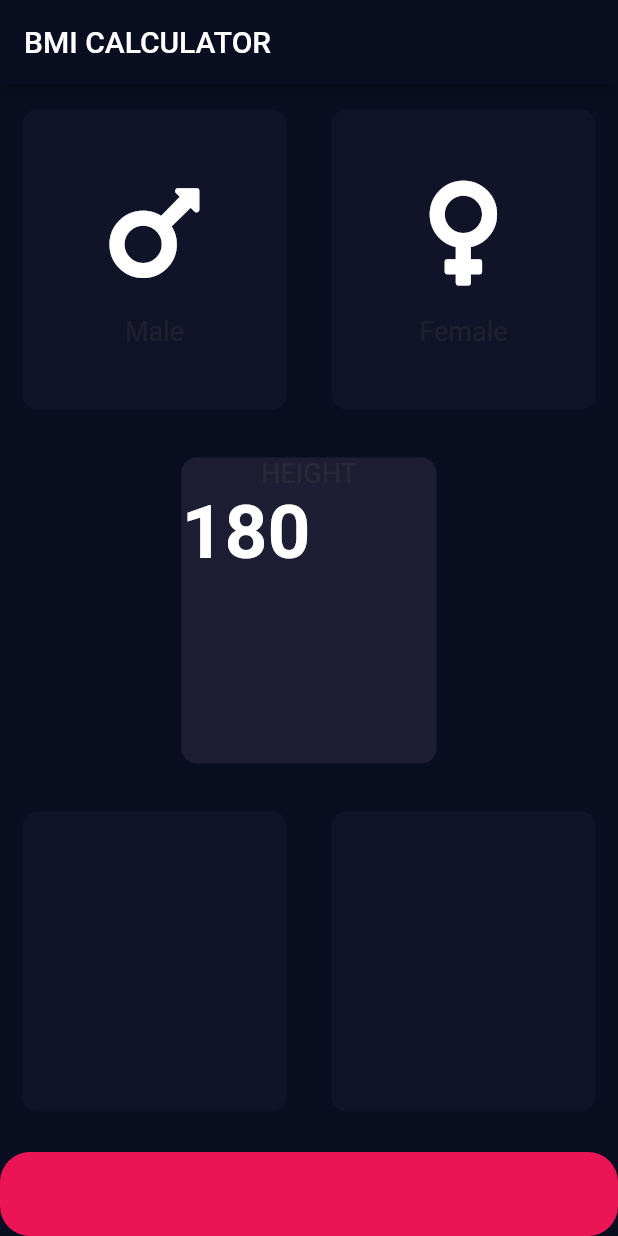
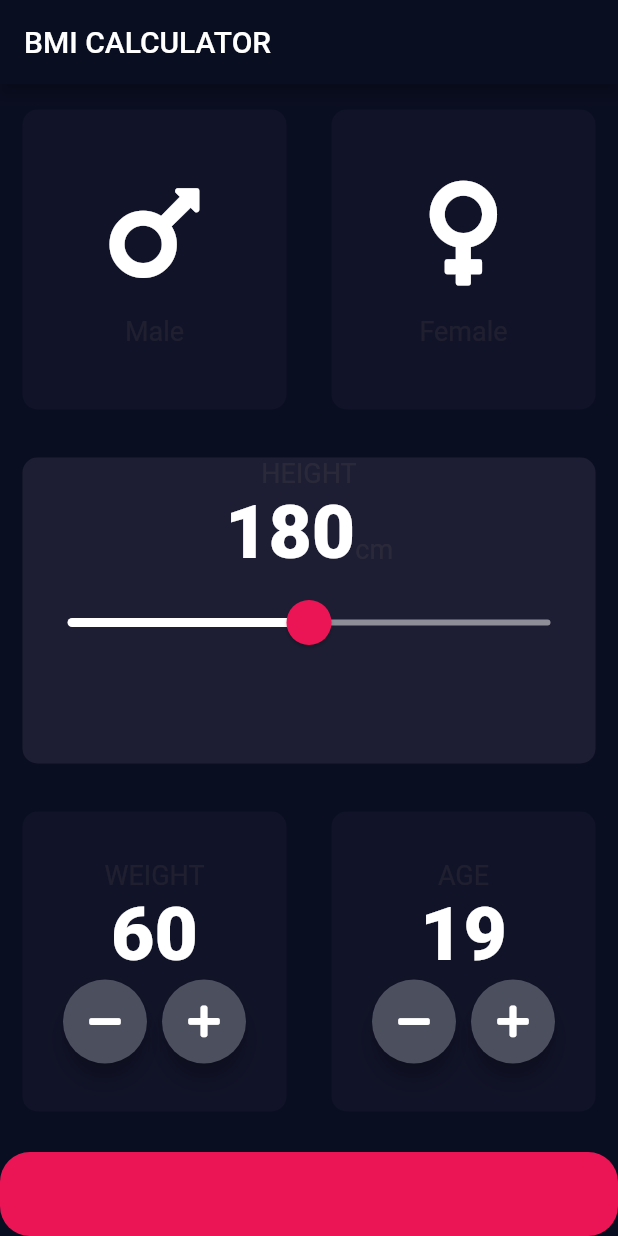
Before and after one commit to srivaayush/FlutterCourseByAngelaAU, a Flutter app: the screen it shows after launch, on a phone screen of 412 x 824 dp. Run offline on Flutter 3.47's test engine with Material 2 defaults, Android fonts, the phone set to English and light mode, and no system bars; our stand-ins replace audioplayers, font_awesome_flutter, rflutter_alert, visibility_detector.

Commit message:
BMI App :Slider complete

```diff
--- a/CourseProjects/bmi_calci/lib/constants.dart
+++ b/CourseProjects/bmi_calci/lib/constants.dart
@@ -1,11 +1,13 @@
 import 'package:flutter/material.dart';
 
-const  klabelStyle=TextStyle(
-          fontSize: 18.0,
-          color: Color(0xFF8de98),
-        );
-
-
+const klabelStyle = TextStyle(
+  fontSize: 18.0,
+  color: Color(0xFF8de98),
+);
+const kNumberTextStyle = TextStyle(
+  fontSize: 50,
+  fontWeight: FontWeight.w900,
+);
 
 const Color kactiveCardColor = Color(0xff1d1e33);
 const Color kinactiveCardColor = Color(0xff111328);
--- a/CourseProjects/bmi_calci/lib/input_page.dart
+++ b/CourseProjects/bmi_calci/lib/input_page.dart
@@ -18,6 +18,9 @@
   Color maleCardColor = kinactiveCardColor;
   Color femaleCardColor = kinactiveCardColor;
   Gender selectedgender;
+  int height = 180;
+  int weight = 60;
+  int age = 19;
 
   @override
   Widget build(BuildContext context) {
@@ -26,6 +29,7 @@
         title: Text('BMI CALCULATOR'),
       ),
       body: Column(
+        crossAxisAlignment: CrossAxisAlignment.stretch,
         children: <Widget>[
           Expanded(
             child: Row(
@@ -66,29 +70,48 @@
               col: kactiveCardColor,
               cardChild: Column(
                 children: <Widget>[
-
-                Text('HEIGHT',
-                style: klabelStyle,),
-
+                  Text(
+                    'HEIGHT',
+                    style: klabelStyle,
+                  ),
                   Row(
+                    mainAxisAlignment: MainAxisAlignment.center,
+                    crossAxisAlignment: CrossAxisAlignment.baseline,
+                    textBaseline: TextBaseline.alphabetic,
                     children: <Widget>[
                       Text(
-                      '180',
-                      style: TextStyle(
-                        fontSize: 50,
-                        fontWeight: FontWeight.bold,
+                        height.toString(),
+                        style: kNumberTextStyle,
                       ),
-
+                      Text(
+                        'cm',
+                        style: klabelStyle,
                       ),
                     ],
-                )
-
-
-
-
+                  ),
+                  SliderTheme(
+                    data: SliderTheme.of(context).copyWith(
+                      inactiveTrackColor: Color(0xff8d8e98),
+                      activeTrackColor: Colors.white,
+                      thumbShape:
+                          RoundSliderThumbShape(enabledThumbRadius: 15.0),
+                      thumbColor: Color(0xffeb1555),
+                      overlayColor: Color(0x29eb1555),
+                      overlayShape: RoundSliderOverlayShape(overlayRadius: 30),
+                    ),
+                    child: Slider(
+                        value: height.toDouble(),
+                        min: 120,
+                        max: 240,
+                        onChanged: (double newValue) {
+                          setState(() {
+                            height = newValue.round();
+                          });
+                        }),
+                  ),
                 ],
-            ),),
-
+              ),
+            ),
           ),
           Expanded(
             child: Row(
@@ -96,11 +119,85 @@
                 Expanded(
                   child: ReusableCard(
                     col: kinactiveCardColor,
+                    cardChild: Column(
+                      mainAxisAlignment: MainAxisAlignment.center,
+                      children: [
+                        Text(
+                          'WEIGHT',
+                          style: klabelStyle,
+                        ),
+                        Text(
+                          weight.toString(),
+                          style: kNumberTextStyle,
+                        ),
+                        Row(
+                          mainAxisAlignment: MainAxisAlignment.center,
+                          children: [
+                            RoundIconnButton(
+                              icon: FontAwesomeIcons.minus,
+                              onPress: () {
+                                setState(() {
+                                  weight--;
+                                });
+                              },
+                            ),
+                            SizedBox(
+                              width: 10,
+                            ),
+                            RoundIconnButton(
+                              icon: FontAwesomeIcons.plus,
+                              onPress: () {
+                                setState(() {
+                                  weight++;
+                                });
+                              },
+                            ),
+                          ],
+                        ),
+                      ],
+                    ),
                   ),
                 ),
                 Expanded(
                   child: ReusableCard(
                     col: kinactiveCardColor,
+                    cardChild: Column(
+                      mainAxisAlignment: MainAxisAlignment.center,
+                      children: [
+                        Text(
+                          'AGE',
+                          style: klabelStyle,
+                        ),
+                        Text(
+                          age.toString(),
+                          style: kNumberTextStyle,
+                        ),
+                        Row(
+                          mainAxisAlignment: MainAxisAlignment.center,
+                          children: [
+                            RoundIconnButton(
+                              icon: FontAwesomeIcons.minus,
+                              onPress: () {
+                                setState(() {
+                                  age--;
+                                });
+                              },
+                            ),
+                            SizedBox(
+                              width: 10,
+                            ),
+                            RoundIconnButton(
+                              icon: FontAwesomeIcons.plus,
+                              onPress: () {
+                                setState(() {
+                                  age++;
+                                });
+                              },
+                            ),
+                          ],
+                        ),
+                      ],
+                    ),
                   ),
                 ),
               ],
@@ -114,9 +211,33 @@
               borderRadius: BorderRadius.circular(20.0),
               color: kbottomContainerColor,
             ),
+
           ),
         ],
       ),
     );
   }
 }
+
+class RoundIconnButton extends StatelessWidget {
+  final IconData icon;
+  final Function onPress;
+
+  RoundIconnButton({@required this.icon, this.onPress});
+
+  @override
+  Widget build(BuildContext context) {
+    return RawMaterialButton(
+      child: Icon(icon),
+      onPressed: onPress,
+      shape: CircleBorder(),
+      fillColor: Color(0xff4c4f5e),
+      elevation: 6.0,
+      constraints: BoxConstraints.tightFor(
+        width: 56,
+        height: 56,
+      ),
+      // splashColor: Color(0xff4c4f5e),
+    );
+  }
+}
```
Also changed, not shown: CourseChallenges/i_am_poor/pubspec.lock, CourseProjects/bmi_calci/pubspec.lock. Lines whose indentation alone changed are shown as unchanged.
